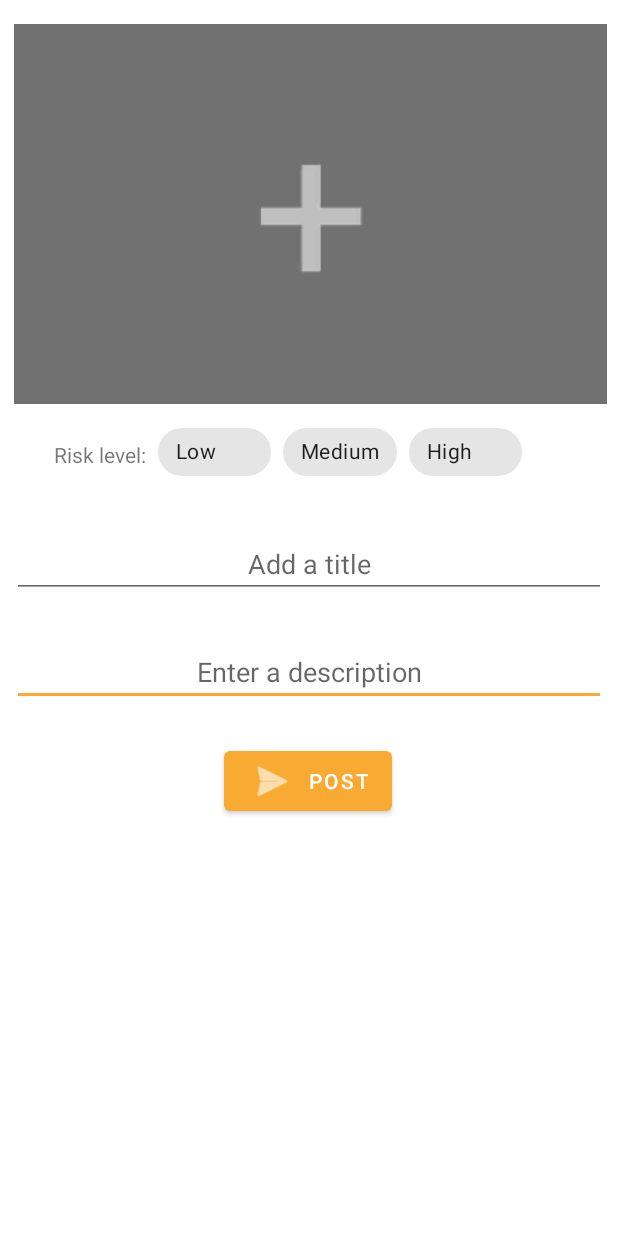
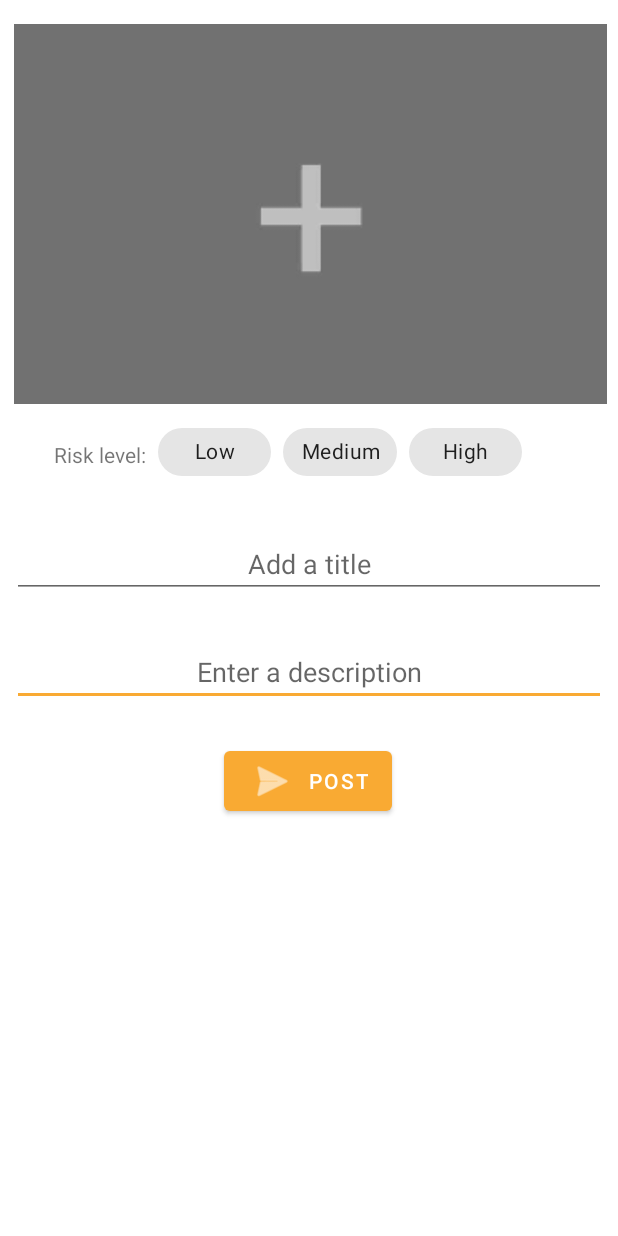
Before and after one commit to menjivar98/ProyectoSicor, an Android app: the NewPostActivity screen opened directly, with no data from a screen before it, on a phone screen of 412 x 824 dp. Run offline under Robolectric (Android 15) with nearby library versions, the phone set to English and light mode, and no system bars; our stand-ins replace Firebase (no records; nobody signed in at launch, a user with empty details on screens opened directly); libraries missing offline, so code that uses them is left out: com.theartofdev.edmodo, id.zelory.compressor.

Commit message:
Se alineo el texto de los botones.

```diff
--- a/app/src/main/res/layout/activity_new_post.xml
+++ b/app/src/main/res/layout/activity_new_post.xml
@@ -20,7 +20,7 @@
         android:enabled="true"
         android:gravity="center"
         android:hint="@string/enter_a_description"
-        android:inputType="text"
+        android:inputType="textMultiLine"
         android:maxLines="100"
         app:layout_constraintEnd_toEndOf="parent"
         app:layout_constraintHorizontal_bias="0.0"
@@ -80,6 +80,7 @@
         android:layout_marginStart="8dp"
         android:layout_marginLeft="8dp"
         android:layout_marginTop="8dp"
+        android:textAlignment="center"
         android:text="@string/chip_low"
         app:layout_constraintStart_toEndOf="@+id/textView"
         app:layout_constraintTop_toBottomOf="@+id/image_post" />
@@ -92,6 +93,7 @@
         android:layout_marginStart="8dp"
         android:layout_marginLeft="8dp"
         android:layout_marginTop="8dp"
+        android:textAlignment="center"
         android:text="@string/chip_Medium"
         app:layout_constraintStart_toEndOf="@+id/chip_low"
         app:layout_constraintTop_toBottomOf="@+id/image_post" />
@@ -104,6 +106,7 @@
         android:layout_marginStart="8dp"
         android:layout_marginLeft="8dp"
         android:layout_marginTop="8dp"
+        android:textAlignment="center"
         android:text="@string/chip_high"
         app:layout_constraintStart_toEndOf="@+id/chip_medium"
         app:layout_constraintTop_toBottomOf="@+id/image_post" />
```
